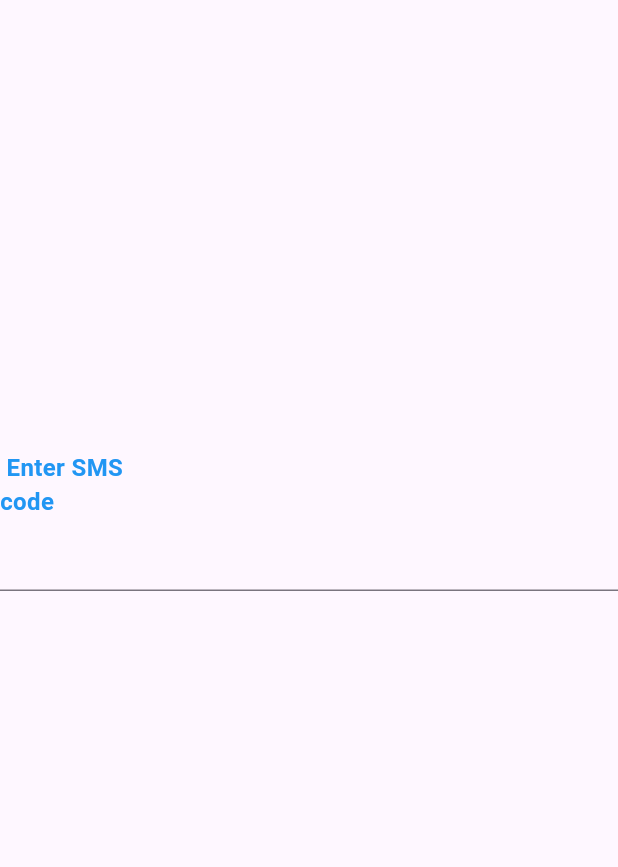
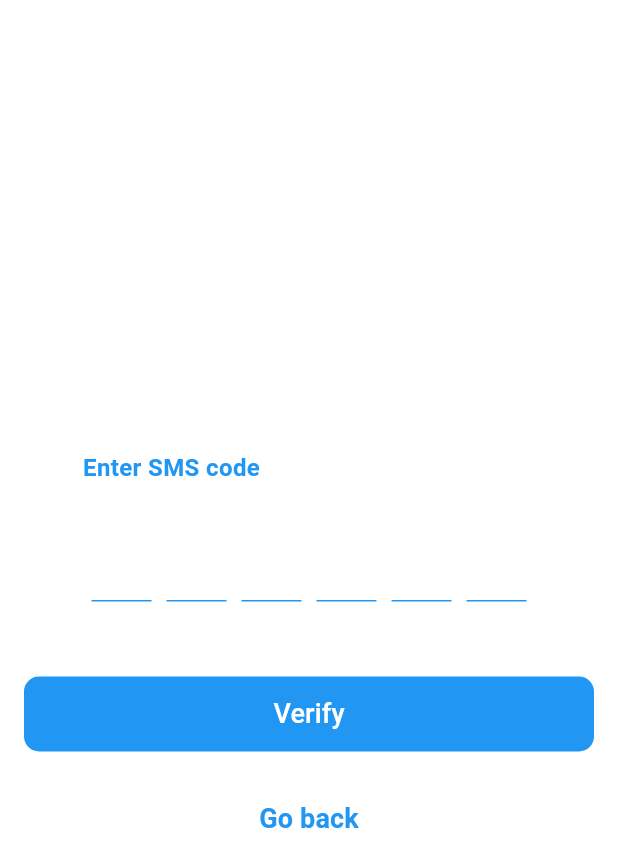
Before and after one commit to alimi-pro-2/alimpeople-mobile-parents, a Flutter app: the CodeInputScreen screen opened directly, on a phone screen of 412 x 824 dp. Shown: the top 867 px of the screen. Run offline on Flutter 3.47's test engine with Material 3 defaults, Android fonts, the phone set to English and light mode, and no system bars; our stand-ins replace go_router.

Commit message:
feat: parent어플 폰 번호 입력 화면 UI, 인증번호 입력 화면 UI

```diff
--- a/lib/present/code_input_screen/code_input_screen.dart
+++ b/lib/present/code_input_screen/code_input_screen.dart
@@ -1,4 +1,7 @@
+import 'package:flutter/cupertino.dart';
 import 'package:flutter/material.dart';
+
+import 'code_input_state.dart';
 
 class CodeInputScreen extends StatelessWidget {
   const CodeInputScreen({super.key});
@@ -6,6 +9,7 @@ class CodeInputScreen extends StatelessWidget {
   @override
   Widget build(BuildContext context) {
     return Scaffold(
+      backgroundColor: Colors.white,
       body: Column(
         children: [
           Center(
@@ -13,8 +17,9 @@ class CodeInputScreen extends StatelessWidget {
               mainAxisAlignment: MainAxisAlignment.start,
               children: [
                 Padding(
-                  padding: const EdgeInsets.only(right: 300, top: 300),
+                  padding: const EdgeInsets.only(right: 180, top: 300),
                   child: Container(
+                    width: 130,
                     child: Text(
                       ' Enter SMS code',
                       style: TextStyle(
@@ -24,14 +29,72 @@ class CodeInputScreen extends StatelessWidget {
                     ),
                   ),
                 ),
-                Row(
-                  children: [
-                    Expanded(
-                        child: TextField(
+                SizedBox(height: 30),
+                Padding(
+                  padding: const EdgeInsets.only(left: 50, right: 50),
+                  child: Row(
+                    mainAxisAlignment: MainAxisAlignment.center,
+                    children: [
+                      AuthCodeTextField(
+                        focusNode: FocusNode(),
+                        nextFocusNode: FocusNode(),
+                      ),
+                      AuthCodeTextField(
+                        focusNode: FocusNode(),
+                        nextFocusNode: FocusNode(),
+                      ),
+                      AuthCodeTextField(
+                        focusNode: FocusNode(),
+                        nextFocusNode: FocusNode(),
+                      ),
+                      AuthCodeTextField(
+                        focusNode: FocusNode(),
+                        nextFocusNode: FocusNode(),
+                      ),
+                      AuthCodeTextField(
+                        focusNode: FocusNode(),
+                        nextFocusNode: FocusNode(),
+                      ),
+                      AuthCodeTextField(
+                        focusNode: FocusNode(),
+                        nextFocusNode: FocusNode(),
+                      ),
 
-                        ),),
-                  ],
+                    ],
+                  ),
                 ),
+                SizedBox(height: 50),
+
+                TextButton(
+                    onPressed: () {
+                    },
+                    style: ButtonStyle(
+                      minimumSize: MaterialStateProperty.all(Size(380, 50)),
+                      backgroundColor: MaterialStateProperty.all<Color>(Colors.blue),
+                      shape: MaterialStateProperty.all<OutlinedBorder>(
+                        RoundedRectangleBorder(
+                          borderRadius: BorderRadius.circular(10),
+                        ),
+                      ),
+                    ),
+                    child: Text('Verify',style: TextStyle(color: Colors.white,fontSize: 18, ))),
+
+                    SizedBox(height: 20),
+
+                TextButton(
+                    onPressed: () {
+
+                    },
+                    style: ButtonStyle(
+                      minimumSize: MaterialStateProperty.all(Size(380, 50)),
+                      backgroundColor: MaterialStateProperty.all<Color>(Colors.white),
+                      shape: MaterialStateProperty.all<OutlinedBorder>(
+                        RoundedRectangleBorder(
+                          borderRadius: BorderRadius.circular(10),
+                        ),
+                      ),
+                    ),
+                    child: Text('Go back',style: TextStyle(color: Colors.blue,fontSize: 18, fontWeight: FontWeight.bold ))),
               ],
             ),
           ),
--- /dev/null
+++ b/lib/present/code_input_screen/code_input_state.dart
@@ -0,0 +1,34 @@
+import 'package:flutter/material.dart';
+
+class AuthCodeTextField extends StatelessWidget {
+  final FocusNode focusNode;
+  final FocusNode nextFocusNode;
+
+  AuthCodeTextField({required this.focusNode, required this.nextFocusNode});
+
+  @override
+  Widget build(BuildContext context) {
+    return Container(
+      width: 40,
+      margin: EdgeInsets.symmetric(horizontal: 5),
+      child: TextField(
+        focusNode: focusNode,
+        textAlign: TextAlign.center,
+        keyboardType: TextInputType.number,
+        maxLength: 1,
+        onChanged: (value) {
+          if (value.length == 1) {
+            focusNode.unfocus();
+            FocusScope.of(context).requestFocus(nextFocusNode);
+          }
+        },
+        decoration: InputDecoration(
+          counterText: "",
+          enabledBorder: UnderlineInputBorder(
+            borderSide: BorderSide(color: Colors.blue),
+          ),
+        ),
+      ),
+    );
+  }
+}
--- a/lib/present/home_screen/home_screen.dart
+++ b/lib/present/home_screen/home_screen.dart
@@ -1,4 +1,5 @@
 import 'package:flutter/material.dart';
+import 'package:go_router/go_router.dart';
 
 class HomeScreen extends StatelessWidget {
   const HomeScreen({super.key});
@@ -19,7 +20,9 @@ class HomeScreen extends StatelessWidget {
           ),
           SizedBox(height: 300),
           TextButton(
-              onPressed: () {},
+              onPressed: () {
+                GoRouter.of(context).go("/authentication");
+              },
               child: Text(
                 '보호자 전화 인증',
                 style: TextStyle(
--- a/pubspec.yaml
+++ b/pubspec.yaml
@@ -35,6 +35,7 @@ dependencies:
   # The following adds the Cupertino Icons font to your application.
   # Use with the CupertinoIcons class for iOS style icons.
   cupertino_icons: ^1.0.6
+  go_router: ^14.0.2
 
 dev_dependencies:
   flutter_test:
```
Also changed, not shown: lib/main.dart (+5 -3 lines), lib/present/authentication_screen/authentication_screen.dart (+8 -8 lines), lib/present/check_list_screen/check_list_screen.dart (added, +56 -0 lines), pubspec.lock.
